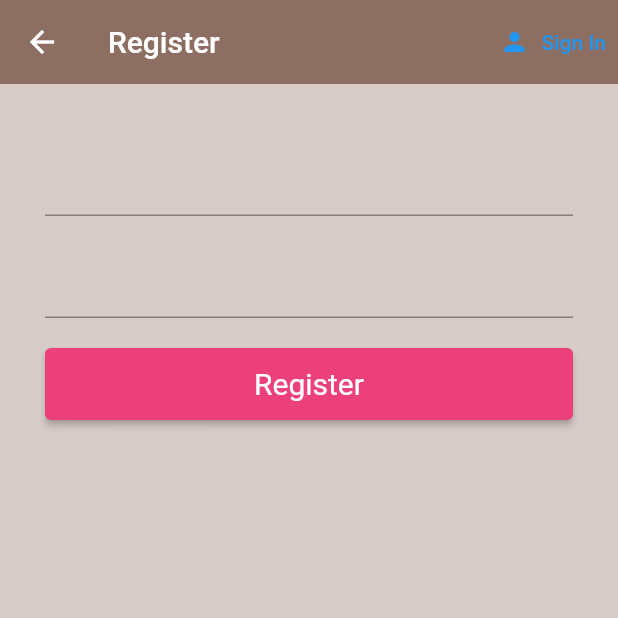
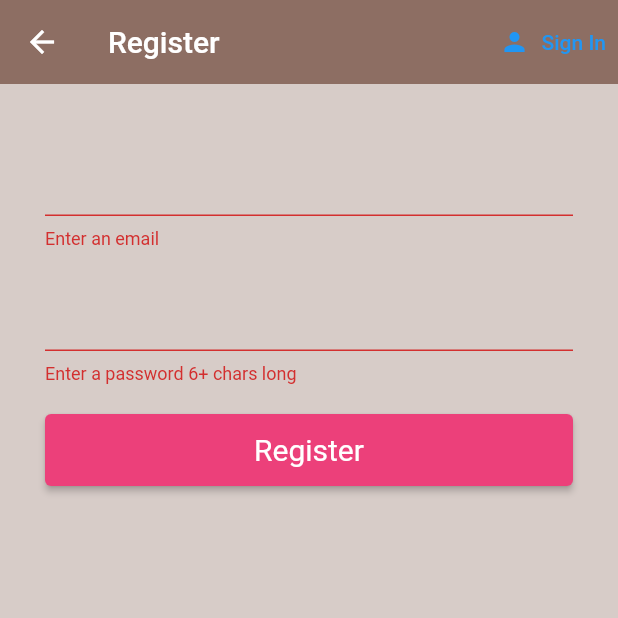
Before and after one commit to pushkardeshmukh1992/flutter-login, a Flutter app: the Register screen opened directly with empty values, after a tap on "Register", on a phone screen of 412 x 824 dp, the top half of it. Run offline on Flutter 3.47's test engine with Material 2 defaults, Android fonts, the phone set to English and light mode, and no system bars; our stand-ins replace firebase_auth, firebase_core; accounts and stored records are empty.

Commit message:
Add validation to sign up and implement register

```diff
--- a/lib/screens/home/authenticate/register.dart
+++ b/lib/screens/home/authenticate/register.dart
@@ -12,6 +12,7 @@ class Register extends StatefulWidget {
 
 class _RegisterState extends State<Register> {
   final AuthService _auth = AuthService();
+  final _formKey = GlobalKey<FormState>();
 
   final ButtonStyle buttonStyle = ElevatedButton.styleFrom(
       textStyle: const TextStyle(fontSize: 20),
@@ -21,6 +22,7 @@ class _RegisterState extends State<Register> {
   // text field state
   String email = '';
   String password = '';
+  String error = '';
 
   @override
   Widget build(BuildContext context) {
@@ -47,18 +49,23 @@ class _RegisterState extends State<Register> {
       body: Container(
           padding: const EdgeInsets.symmetric(vertical: 20, horizontal: 30),
           child: Form(
+              key: _formKey,
               child: Column(
                 children: <Widget>[
-              SizedBox(height: 20),
+                  const SizedBox(height: 20),
                   TextFormField(
+                    validator: (val) => val!.isEmpty ? 'Enter an email' : null,
                     onChanged: (val) {
                       setState(() {
                         email = val;
                       });
                     },
                   ),
-              SizedBox(height: 20),
+                  const SizedBox(height: 20),
                   TextFormField(
+                    validator: (val) => val!.length < 6
+                        ? 'Enter a password 6+ chars long'
+                        : null,
                     obscureText: true,
                     onChanged: (val) {
                       setState(() {
@@ -69,12 +76,22 @@ class _RegisterState extends State<Register> {
                   SizedBox(height: 20),
                   ElevatedButton(
                     onPressed: () async {
-                  print(email);
-                  print(password);
+                      if (_formKey.currentState!.validate()) {
+                        dynamic result = await _auth
+                            .registerWithEmailAndPassword(email, password);
+
+                        if (result == null) {
+                          setState(() {
+                            error = 'Please supply a valid email';
+                          });
+                        }
+                      }
                     },
+                    style: buttonStyle,
                     child: const Text('Register'),
-                style: buttonStyle,
-              )
+                  ),
+                  const SizedBox(height: 12),
+                  Text(error, style: TextStyle(color: Colors.red, fontSize: 14))
                 ],
               ))),
     );
--- a/lib/services/auth.dart
+++ b/lib/services/auth.dart
@@ -32,6 +32,16 @@ class AuthService {
   // sign in with email and password
 
   // register with email and password
+  Future registerWithEmailAndPassword(String email, String password) async {
+    try {
+      final userCredential = await _auth.createUserWithEmailAndPassword(
+          email: email, password: password);
+      return _userFromFirebaseUser(userCredential.user);
+    } catch (e) {
+      print(e.toString());
+      return null;
+    }
+  }
 
   // sign out
 
```
Lines whose indentation alone changed are shown as unchanged.
